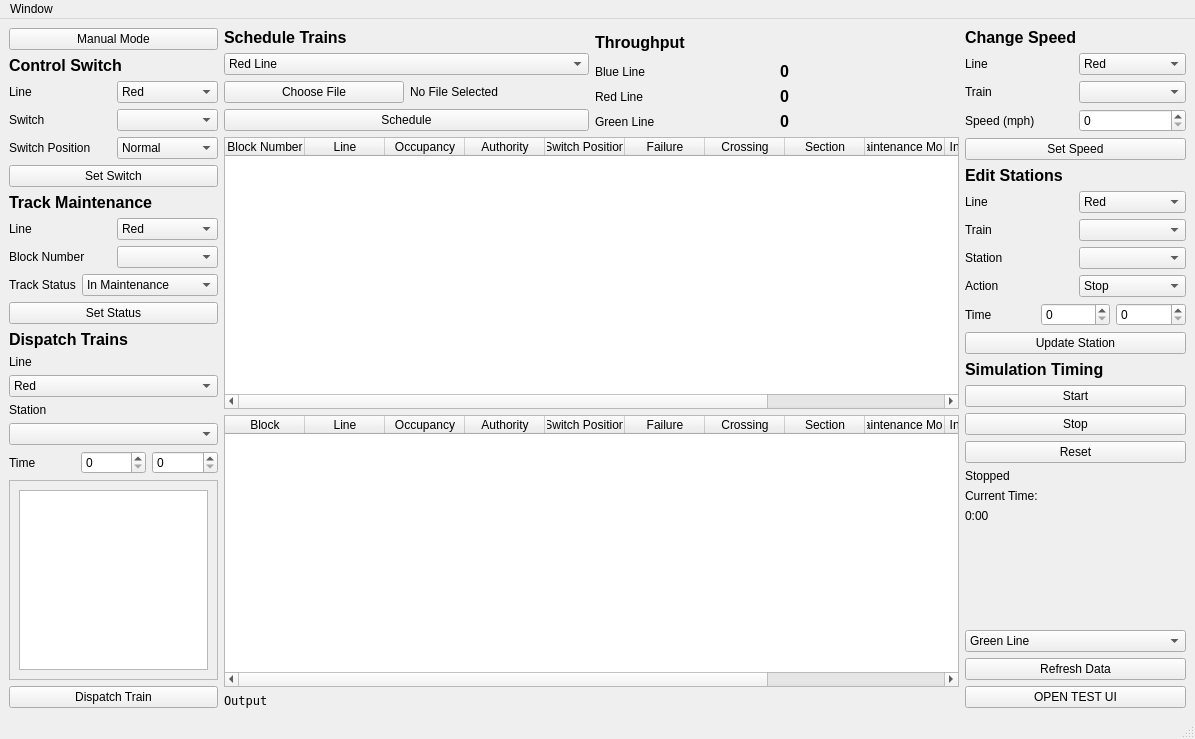
ece1140thebteam/train_system_sim, file CTCOffice/ui/ctcOfficeLayout.ui: the form before one commit.
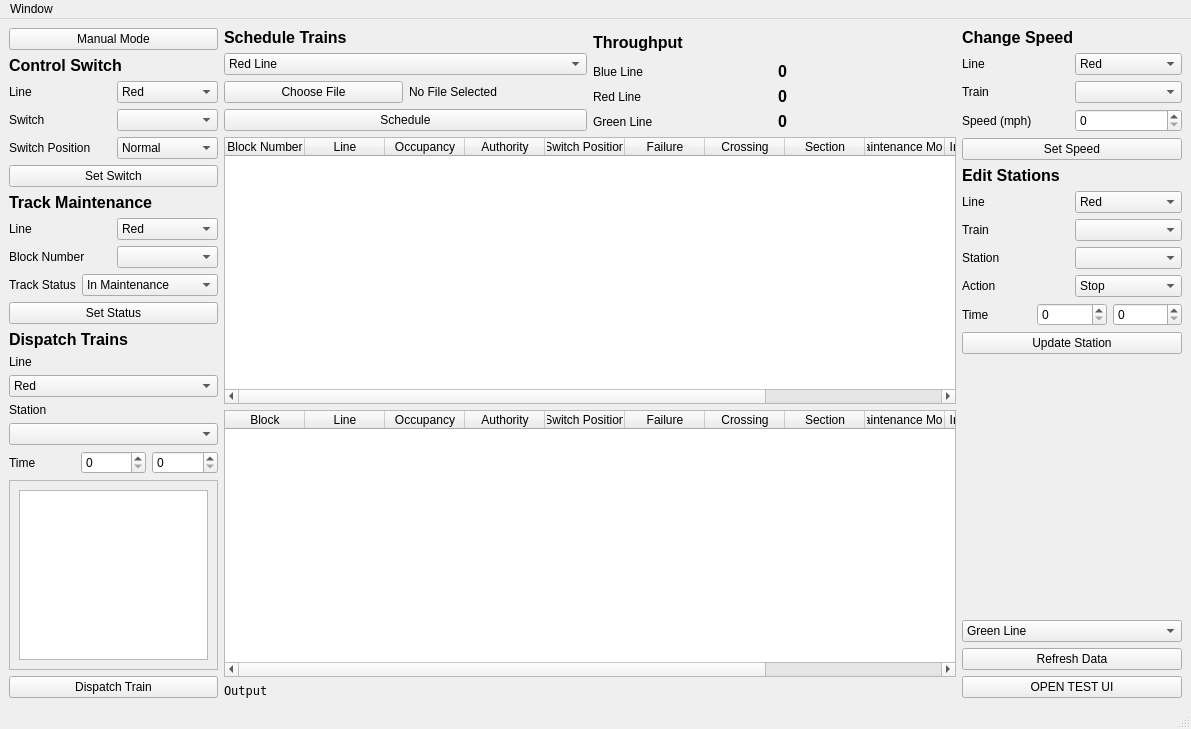
The form after the commit.

Commit message: remove simulation buttons

```diff
--- a/CTCOffice/ui/ctcOfficeLayout.ui
+++ b/CTCOffice/ui/ctcOfficeLayout.ui
@@ -6,8 +6,8 @@
    <rect>
     <x>0</x>
     <y>0</y>
-    <width>1195</width>
-    <height>739</height>
+    <width>1191</width>
+    <height>729</height>
    </rect>
   </property>
   <property name="windowTitle">
@@ -321,7 +321,7 @@
              <x>0</x>
              <y>0</y>
              <width>200</width>
-             <height>155</height>
+             <height>145</height>
             </rect>
            </property>
            <layout class="QHBoxLayout" name="horizontalLayout_18">
@@ -894,61 +894,6 @@
           </property>
          </widget>
         </item>
-        <item>
-         <widget class="QLabel" name="label_26">
-          <property name="font">
-           <font>
-            <pointsize>12</pointsize>
-            <bold>true</bold>
-           </font>
-          </property>
-          <property name="text">
-           <string>Simulation Timing</string>
-          </property>
-         </widget>
-        </item>
-        <item>
-         <widget class="QPushButton" name="pushButton_startSim">
-          <property name="text">
-           <string>Start</string>
-          </property>
-         </widget>
-        </item>
-        <item>
-         <widget class="QPushButton" name="pushButton_stopSim">
-          <property name="text">
-           <string>Stop</string>
-          </property>
-         </widget>
-        </item>
-        <item>
-         <widget class="QPushButton" name="pushButton_resetSim">
-          <property name="text">
-           <string>Reset</string>
-          </property>
-         </widget>
-        </item>
-        <item>
-         <widget class="QLabel" name="label_simStatus">
-          <property name="text">
-           <string>Stopped</string>
-          </property>
-         </widget>
-        </item>
-        <item>
-         <widget class="QLabel" name="label_31">
-          <property name="text">
-           <string>Current Time: </string>
-          </property>
-         </widget>
-        </item>
-        <item>
-         <widget class="QLabel" name="label_currentTime">
-          <property name="text">
-           <string>0:00</string>
-          </property>
-         </widget>
-        </item>
         <item>
          <spacer name="verticalSpacer_3">
           <property name="orientation">
@@ -1001,7 +946,7 @@
     <rect>
      <x>0</x>
      <y>0</y>
-     <width>1195</width>
+     <width>1191</width>
      <height>22</height>
     </rect>
    </property>
```
The commit also changes 4 other files.
